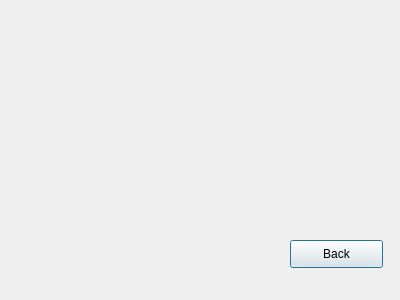
The window that src/dialoglistcourses.ui (MarioFernandes73/FEUP_IART) describes before a commit, drawn with Qt 5.
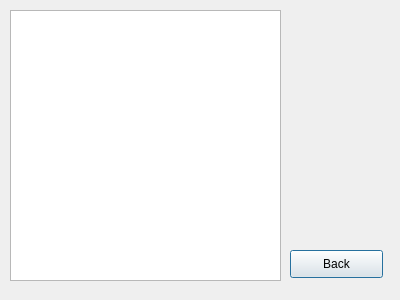
The same window after the commit.

The edit to the form file:
```diff
--- a/src/dialoglistcourses.ui
+++ b/src/dialoglistcourses.ui
@@ -17,7 +17,7 @@
    <property name="geometry">
     <rect>
      <x>290</x>
-     <y>240</y>
+     <y>250</y>
      <width>93</width>
      <height>28</height>
     </rect>
@@ -26,6 +26,16 @@
     <string>Back</string>
    </property>
   </widget>
+  <widget class="QListWidget" name="listWidget">
+   <property name="geometry">
+    <rect>
+     <x>10</x>
+     <y>10</y>
+     <width>271</width>
+     <height>271</height>
+    </rect>
+   </property>
+  </widget>
  </widget>
  <resources/>
  <connections>
```
